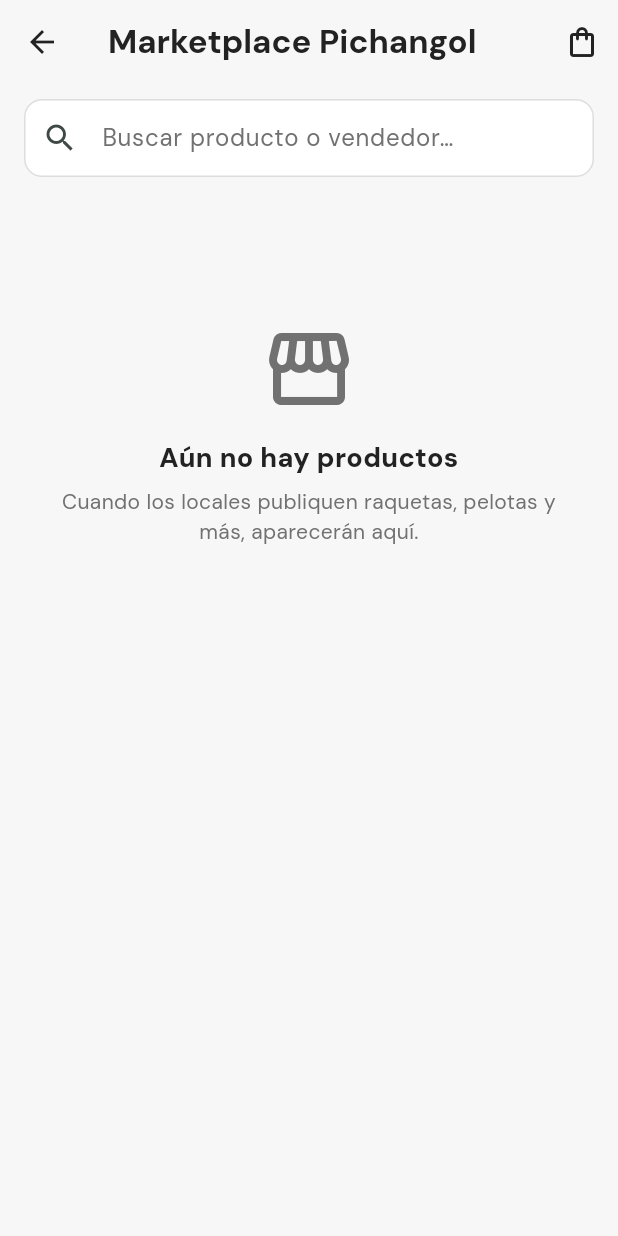
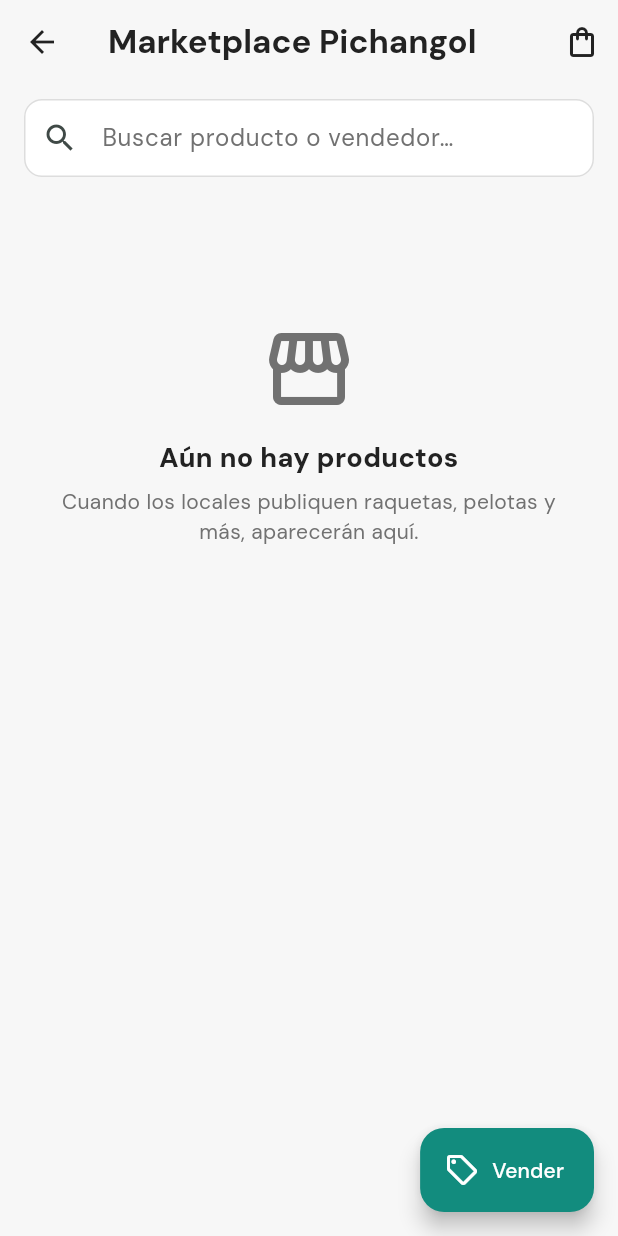
Before and after one commit to dcalagua/canchas-app-lima, a Flutter app: the PerfilScreen screen opened directly, after a tap on "Marketplace Pichangol", on a phone screen of 412 x 824 dp. Run offline on Flutter 3.47's test engine with Material 3 defaults, Android fonts, the phone set to English and light mode, and no system bars; our stand-ins replace audioplayers, firebase_core, firebase_messaging, font_awesome_flutter, geocoding, geolocator and 8 more; missing offline and left inert: google_mlkit_text_recognition, record; accounts and stored records are empty; network calls fail.

Commit message:
Marketplace: 'Vender' vive DENTRO del Marketplace (botón flotante), no como ítem suelto del Perfil
- Perfil: se quita el tile 'Vender en el Marketplace'; queda solo 'Marketplace
  Pichangol' (compra y vende).
- MarketplaceScreen: FAB 'Vender' → Mi tienda (con el candado de verificación).
  Grid con más padding inferior para no tapar el FAB.

```diff
--- a/lib/screens/marketplace_screen.dart
+++ b/lib/screens/marketplace_screen.dart
@@ -5,6 +5,7 @@ import '../models/producto.dart';
 import '../state/app_state.dart';
 import '../theme.dart';
 import 'mis_ordenes_screen.dart';
+import 'mis_productos_screen.dart';
 import 'producto_detalle_screen.dart';
 
 /// Marketplace Pichangol (comprador): feed único de productos que publican los
@@ -84,6 +85,16 @@ class _MarketplaceScreenState extends State<MarketplaceScreen> {
           ),
         ],
       ),
+      // "Vender" vive DENTRO del marketplace (no en el Perfil): abre Mi tienda,
+      // que gatea la publicación si el usuario no está verificado.
+      floatingActionButton: FloatingActionButton.extended(
+        backgroundColor: lima,
+        foregroundColor: Colors.white,
+        onPressed: () => Navigator.of(context).push(MaterialPageRoute(
+            builder: (_) => const MisProductosScreen())),
+        icon: const Icon(Icons.sell_outlined),
+        label: const Text('Vender'),
+      ),
       body: Column(
         children: [
           Padding(
@@ -125,7 +136,7 @@ class _MarketplaceScreenState extends State<MarketplaceScreen> {
                     : RefreshIndicator(
                         onRefresh: _cargar,
                         child: GridView.builder(
-                          padding: const EdgeInsets.fromLTRB(16, 8, 16, 24),
+                          padding: const EdgeInsets.fromLTRB(16, 8, 16, 90),
                           gridDelegate:
                               const SliverGridDelegateWithFixedCrossAxisCount(
                             crossAxisCount: 2,
--- a/lib/screens/perfil_screen.dart
+++ b/lib/screens/perfil_screen.dart
@@ -6,7 +6,6 @@ import '../theme.dart';
 import '../widgets/google_logo.dart';
 import 'academias_screen.dart';
 import 'marketplace_screen.dart';
-import 'mis_productos_screen.dart';
 import 'ajustes_screen.dart';
 import 'anfitrion_screen.dart';
 import 'login_google_sheet.dart';
@@ -132,21 +131,11 @@ class PerfilScreen extends StatelessWidget {
                       color: morado,
                       title: 'Marketplace Pichangol',
                       subtitle:
-                          'Raquetas, pelotas y más de los locales y academias',
+                          'Compra y vende: raquetas, pelotas y más de los '
+                          'locales y academias',
                       onTap: () => Navigator.of(context).push(MaterialPageRoute(
                           builder: (_) => const MarketplaceScreen())),
                     ),
-                    if (u != null)
-                      _Tile(
-                        icon: Icons.sell_outlined,
-                        color: lima,
-                        title: 'Vender en el Marketplace',
-                        subtitle: appState.puedeVender
-                            ? 'Publica lo que quieras vender'
-                            : 'Verifícate y vende tus cosas de deporte',
-                        onTap: () => Navigator.of(context).push(MaterialPageRoute(
-                            builder: (_) => const MisProductosScreen())),
-                      ),
                     // CIRCUITO (capa de TENIS): un solo contenedor. Adentro vive
                     // todo lo del circuito de ese deporte (ranking, retos, Pro).
                     // NO se listan sueltos aquí porque cuando entre fútbol cada
```
